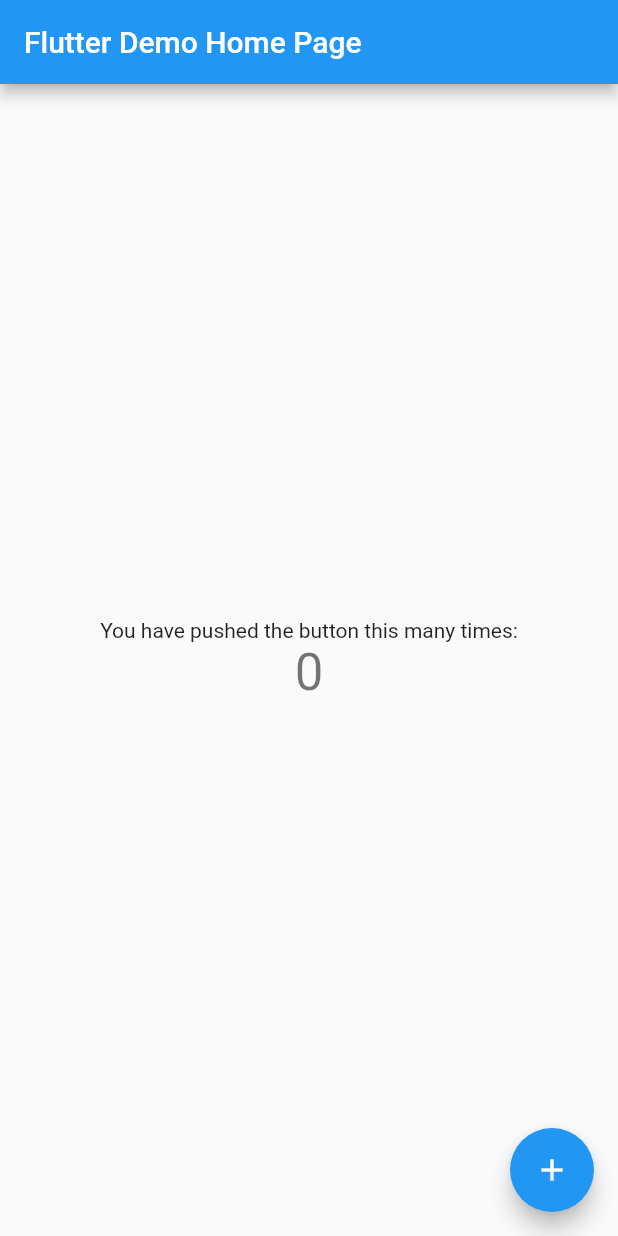
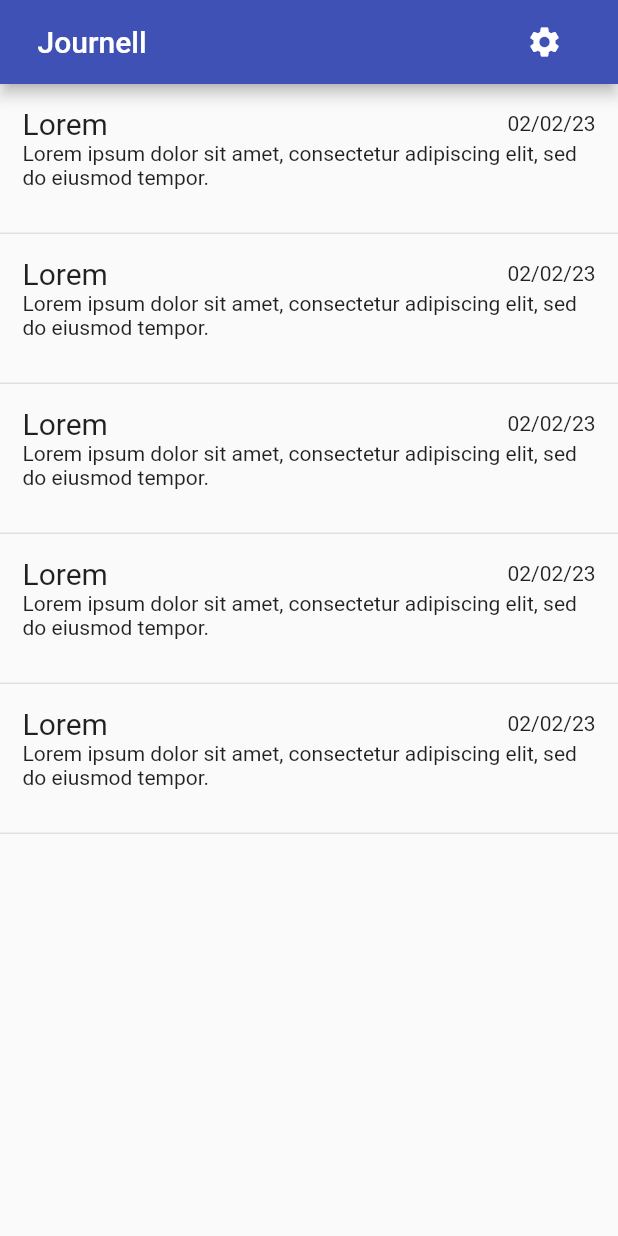
Before and after one commit to BHASVIC-joshuamohamed21/journell, a Flutter app: the screen it shows after launch, on a phone screen of 412 x 824 dp. Run offline on Flutter 3.47's test engine with Material 2 defaults, Android fonts, the light colour scheme and no system bars.

Commit message:
Create screen skeletons and notes list template

```diff
--- a/lib/main.dart
+++ b/lib/main.dart
@@ -1,6 +1,6 @@
-// test
+import 'package:flutter/material.dart';
 
-import 'package:flutter/material.dart';
+import 'screens/home_screen.dart';
 
 void main() {
   runApp(const MyApp());
@@ -15,103 +15,9 @@
     return MaterialApp(
       title: 'Flutter Demo',
       theme: ThemeData(
-        // This is the theme of your application.
-        //
-        // Try running your application with "flutter run". You'll see the
-        // application has a blue toolbar. Then, without quitting the app, try
-        // changing the primarySwatch below to Colors.green and then invoke
-        // "hot reload" (press "r" in the console where you ran "flutter run",
-        // or simply save your changes to "hot reload" in a Flutter IDE).
-        // Notice that the counter didn't reset back to zero; the application
-        // is not restarted.
-        primarySwatch: Colors.blue,
+        primarySwatch: Colors.indigo,
       ),
-      home: const MyHomePage(title: 'Flutter Demo Home Page'),
+      home: HomeScreen(),
     );
   }
 }
-
-class MyHomePage extends StatefulWidget {
-  const MyHomePage({super.key, required this.title});
-
-  // This widget is the home page of your application. It is stateful, meaning
-  // that it has a State object (defined below) that contains fields that affect
-  // how it looks.
-
-  // This class is the configuration for the state. It holds the values (in this
-  // case the title) provided by the parent (in this case the App widget) and
-  // used by the build method of the State. Fields in a Widget subclass are
-  // always marked "final".
-
-  final String title;
-
-  @override
-  State<MyHomePage> createState() => _MyHomePageState();
-}
-
-class _MyHomePageState extends State<MyHomePage> {
-  int _counter = 0;
-
-  void _incrementCounter() {
-    setState(() {
-      // This call to setState tells the Flutter framework that something has
-      // changed in this State, which causes it to rerun the build method below
-      // so that the display can reflect the updated values. If we changed
-      // _counter without calling setState(), then the build method would not be
-      // called again, and so nothing would appear to happen.
-      _counter++;
-    });
-  }
-
-  @override
-  Widget build(BuildContext context) {
-    // This method is rerun every time setState is called, for instance as done
-    // by the _incrementCounter method above.
-    //
-    // The Flutter framework has been optimized to make rerunning build methods
-    // fast, so that you can just rebuild anything that needs updating rather
-    // than having to individually change instances of widgets.
-    return Scaffold(
-      appBar: AppBar(
-        // Here we take the value from the MyHomePage object that was created by
-        // the App.build method, and use it to set our appbar title.
-        title: Text(widget.title),
-      ),
-      body: Center(
-        // Center is a layout widget. It takes a single child and positions it
-        // in the middle of the parent.
-        child: Column(
-          // Column is also a layout widget. It takes a list of children and
-          // arranges them vertically. By default, it sizes itself to fit its
-          // children horizontally, and tries to be as tall as its parent.
-          //
-          // Invoke "debug painting" (press "p" in the console, choose the
-          // "Toggle Debug Paint" action from the Flutter Inspector in Android
-          // Studio, or the "Toggle Debug Paint" command in Visual Studio Code)
-          // to see the wireframe for each widget.
-          //
-          // Column has various properties to control how it sizes itself and
-          // how it positions its children. Here we use mainAxisAlignment to
-          // center the children vertically; the main axis here is the vertical
-          // axis because Columns are vertical (the cross axis would be
-          // horizontal).
-          mainAxisAlignment: MainAxisAlignment.center,
-          children: <Widget>[
-            const Text(
-              'You have pushed the button this many times:',
-            ),
-            Text(
-              '$_counter',
-              style: Theme.of(context).textTheme.headline4,
-            ),
-          ],
-        ),
-      ),
-      floatingActionButton: FloatingActionButton(
-        onPressed: _incrementCounter,
-        tooltip: 'Increment',
-        child: const Icon(Icons.add),
-      ), // This trailing comma makes auto-formatting nicer for build methods.
-    );
-  }
-}
--- /dev/null
+++ b/lib/screens/home_screen.dart
@@ -0,0 +1,36 @@
+import 'package:flutter/material.dart';
+
+import '../widgets/notes_list.dart';
+import 'settings_screen.dart';
+
+class HomeScreen extends StatelessWidget {
+  const HomeScreen({Key? key}) : super(key: key);
+
+  @override
+  Widget build(BuildContext context) {
+    return Scaffold(
+      appBar: AppBar(
+        title: const Text('Journell'),
+        centerTitle: false,
+        titleSpacing: 25,
+        actions: [
+          Container(
+            margin: const EdgeInsets.only(right: 25),
+            child: IconButton(
+              onPressed: (() {
+                Navigator.push(
+                  context,
+                  MaterialPageRoute(
+                    builder: (context) => const SettingsScreen(),
+                  ),
+                );
+              }),
+              icon: const Icon(Icons.settings),
+            ),
+          ),
+        ],
+      ),
+      body: NotesList(),
+    );
+  }
+}
--- /dev/null
+++ b/lib/screens/settings_screen.dart
@@ -0,0 +1,17 @@
+import 'package:flutter/material.dart';
+
+class SettingsScreen extends StatelessWidget {
+  const SettingsScreen({super.key});
+
+  @override
+  Widget build(BuildContext context) {
+    return Scaffold(
+      appBar: AppBar(
+        title: const Text('Settings'),
+        centerTitle: false,
+        titleSpacing: 25,
+      ),
+      body: Container(),
+    );
+  }
+}
--- /dev/null
+++ b/lib/widgets/notes_list.dart
@@ -0,0 +1,15 @@
+import 'package:flutter/material.dart';
+
+import 'notes_list_item.dart';
+
+class NotesList extends StatelessWidget {
+  const NotesList({super.key});
+
+  @override
+  Widget build(BuildContext context) {
+    return ListView.builder(
+      itemCount: 5,
+      itemBuilder: (context, index) => NotesListItem(),
+    );
+  }
+}
--- /dev/null
+++ b/lib/widgets/notes_list_item.dart
@@ -0,0 +1,33 @@
+import 'package:flutter/material.dart';
+
+class NotesListItem extends StatelessWidget {
+  const NotesListItem({Key? key}) : super(key: key);
+
+  @override
+  Widget build(BuildContext context) {
+    return Container(
+      padding: EdgeInsets.all(15),
+      height: 100,
+      decoration: BoxDecoration(
+        border:
+            Border(bottom: BorderSide(width: 1, color: Colors.grey.shade300)),
+      ),
+      child: Column(
+        children: [
+          Row(
+            mainAxisAlignment: MainAxisAlignment.spaceBetween,
+            children: [
+              Text(
+                'Lorem',
+                style: TextStyle(fontSize: 20),
+              ),
+              Text('02/02/23'),
+            ],
+          ),
+          Text(
+              'Lorem ipsum dolor sit amet, consectetur adipiscing elit, sed do eiusmod tempor.')
+        ],
+      ),
+    );
+  }
+}
```
Also changed, not shown: lib/screens/note_screen.dart (added).
